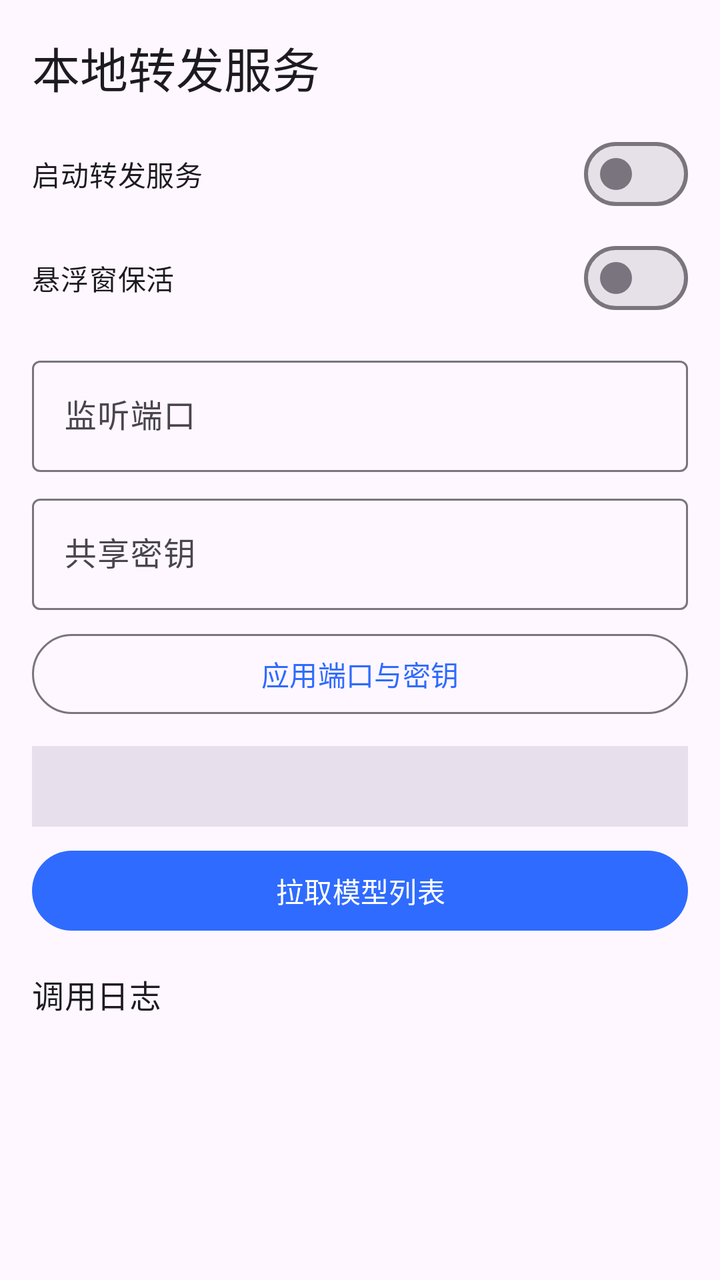
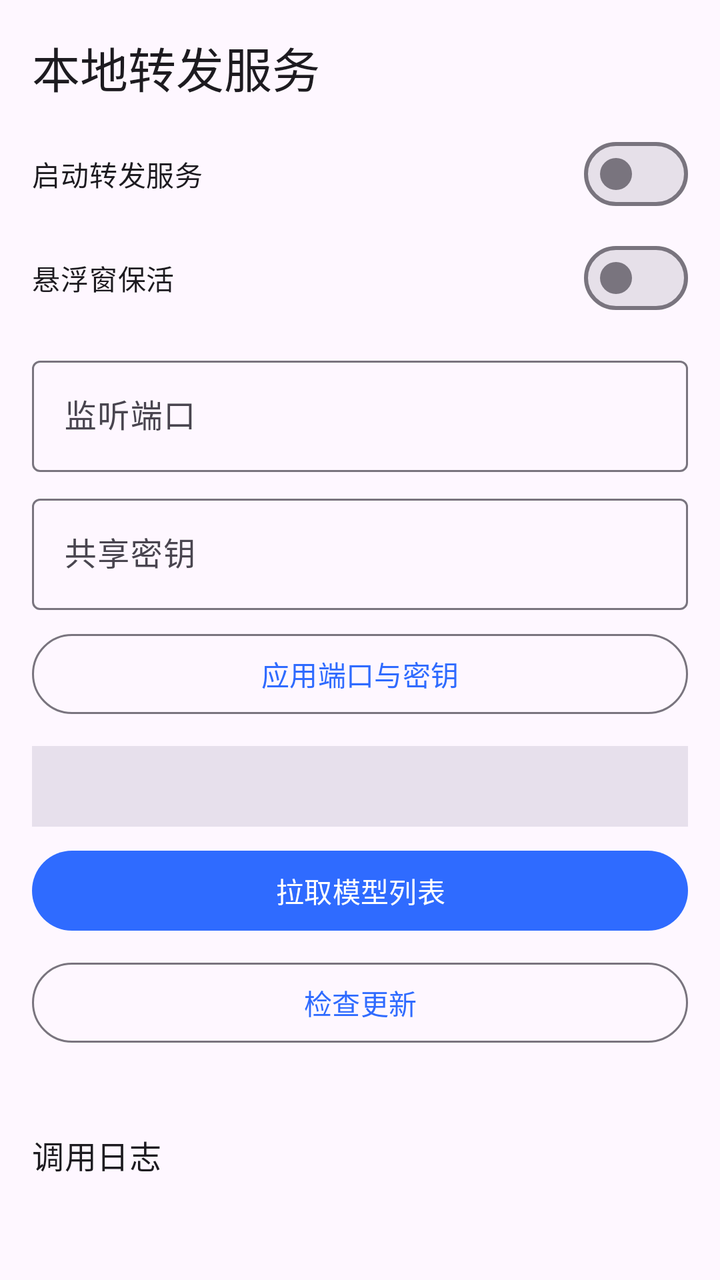

Two renders of the same Android screen: before a commit and after it. Below are the layout's source before the change and the commit's diff.
<!-- AndroidManifest.xml: application theme Theme.WbHub -->
<!-- res/layout/fragment_api_platform.xml -->
<?xml version="1.0" encoding="utf-8"?>
<ScrollView xmlns:android="http://schemas.android.com/apk/res/android"
    android:layout_width="match_parent"
    android:layout_height="match_parent"
    android:padding="16dp">

    <LinearLayout
        android:layout_width="match_parent"
        android:layout_height="wrap_content"
        android:orientation="vertical">

        <TextView
            android:layout_width="wrap_content"
            android:layout_height="wrap_content"
            android:text="@string/platform_title"
            android:textAppearance="?attr/textAppearanceHeadlineSmall" />

        <com.google.android.material.materialswitch.MaterialSwitch
            android:id="@+id/switch_service"
            android:layout_width="match_parent"
            android:layout_height="wrap_content"
            android:layout_marginTop="12dp"
            android:text="@string/platform_enable" />

        <com.google.android.material.materialswitch.MaterialSwitch
            android:id="@+id/switch_overlay"
            android:layout_width="match_parent"
            android:layout_height="wrap_content"
            android:layout_marginTop="4dp"
            android:text="@string/platform_overlay" />

        <com.google.android.material.textfield.TextInputLayout
            android:layout_width="match_parent"
            android:layout_height="wrap_content"
            android:layout_marginTop="12dp"
            android:hint="@string/platform_port">

            <com.google.android.material.textfield.TextInputEditText
                android:id="@+id/input_port"
                android:layout_width="match_parent"
                android:layout_height="wrap_content"
                android:inputType="number" />
        </com.google.android.material.textfield.TextInputLayout>

        <com.google.android.material.textfield.TextInputLayout
            android:layout_width="match_parent"
            android:layout_height="wrap_content"
            android:layout_marginTop="8dp"
            android:hint="@string/platform_secret">

            <com.google.android.material.textfield.TextInputEditText
                android:id="@+id/input_secret"
                android:layout_width="match_parent"
                android:layout_height="wrap_content"
                android:inputType="text" />
        </com.google.android.material.textfield.TextInputLayout>

        <com.google.android.material.button.MaterialButton
            android:id="@+id/btn_apply"
            style="@style/Widget.Material3.Button.OutlinedButton"
            android:layout_width="match_parent"
            android:layout_height="wrap_content"
            android:layout_marginTop="8dp"
            android:text="@string/platform_apply" />

        <TextView
            android:id="@+id/endpoint_info"
            android:layout_width="match_parent"
            android:layout_height="wrap_content"
            android:layout_marginTop="12dp"
            android:fontFamily="monospace"
            android:padding="12dp"
            android:background="?attr/colorSurfaceVariant"
            android:textAppearance="?attr/textAppearanceBodySmall" />

        <com.google.android.material.button.MaterialButton
            android:id="@+id/btn_models"
            android:layout_width="match_parent"
            android:layout_height="wrap_content"
            android:layout_marginTop="8dp"
            android:text="@string/platform_models" />

        <TextView
            android:layout_width="wrap_content"
            android:layout_height="wrap_content"
            android:layout_marginTop="16dp"
            android:text="@string/platform_log_title"
            android:textAppearance="?attr/textAppearanceTitleMedium" />

        <TextView
            android:id="@+id/log_view"
            android:layout_width="match_parent"
            android:layout_height="wrap_content"
            android:layout_marginTop="8dp"
            android:fontFamily="monospace"
            android:textColor="@color/log_text"
            android:textAppearance="?attr/textAppearanceBodySmall"
            android:textIsSelectable="true" />

    </LinearLayout>
</ScrollView>
<!-- resources referenced by this layout -->
<resources>
  <color name="log_text">#4A5568</color>
  <string name="platform_apply">应用端口与密钥</string>
  <string name="platform_enable">启动转发服务</string>
  <string name="platform_log_title">调用日志</string>
  <string name="platform_models">拉取模型列表</string>
  <string name="platform_overlay">悬浮窗保活</string>
  <string name="platform_port">监听端口</string>
  <string name="platform_secret">共享密钥</string>
  <string name="platform_title">本地转发服务</string>
  <style name="Theme.WbHub" parent="Theme.Material3.DayNight.NoActionBar">
          <item name="colorPrimary">@color/brand_primary</item>
          <item name="colorOnPrimary">@color/brand_on_primary</item>
          <item name="colorSecondary">@color/brand_secondary</item>
          <item name="android:statusBarColor" tools:targetApi="21">@color/brand_primary</item>
      </style>
  <color name="brand_primary">#2F6BFF</color>
  <color name="brand_on_primary">#FFFFFF</color>
  <color name="brand_secondary">#12B886</color>
</resources>

<!-- the commit's change to res/layout/fragment_api_platform.xml (unified diff, before → after) -->
@@ -80,6 +80,21 @@
             android:layout_marginTop="8dp"
             android:text="@string/platform_models" />
 
+        <com.google.android.material.button.MaterialButton
+            android:id="@+id/btn_update"
+            style="@style/Widget.Material3.Button.OutlinedButton"
+            android:layout_width="match_parent"
+            android:layout_height="wrap_content"
+            android:layout_marginTop="8dp"
+            android:text="@string/platform_check_update" />
+
+        <TextView
+            android:id="@+id/update_info"
+            android:layout_width="match_parent"
+            android:layout_height="wrap_content"
+            android:layout_marginTop="8dp"
+            android:textAppearance="?attr/textAppearanceBodySmall" />
+
         <TextView
             android:layout_width="wrap_content"
             android:layout_height="wrap_content"
<!-- resource entries referenced after the edit -->
@@ -2,6 +2,7 @@
 <resources>
   <color name="log_text">#4A5568</color>
   <string name="platform_apply">应用端口与密钥</string>
+  <string name="platform_check_update">检查更新</string>
   <string name="platform_enable">启动转发服务</string>
   <string name="platform_log_title">调用日志</string>
   <string name="platform_models">拉取模型列表</string>
